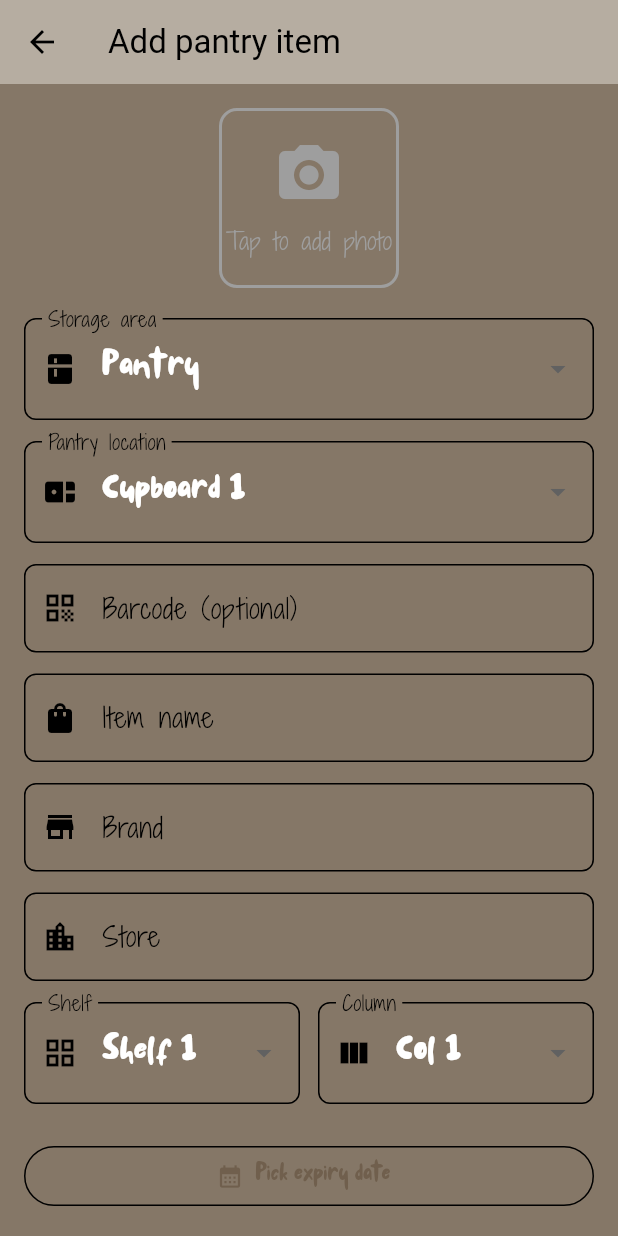
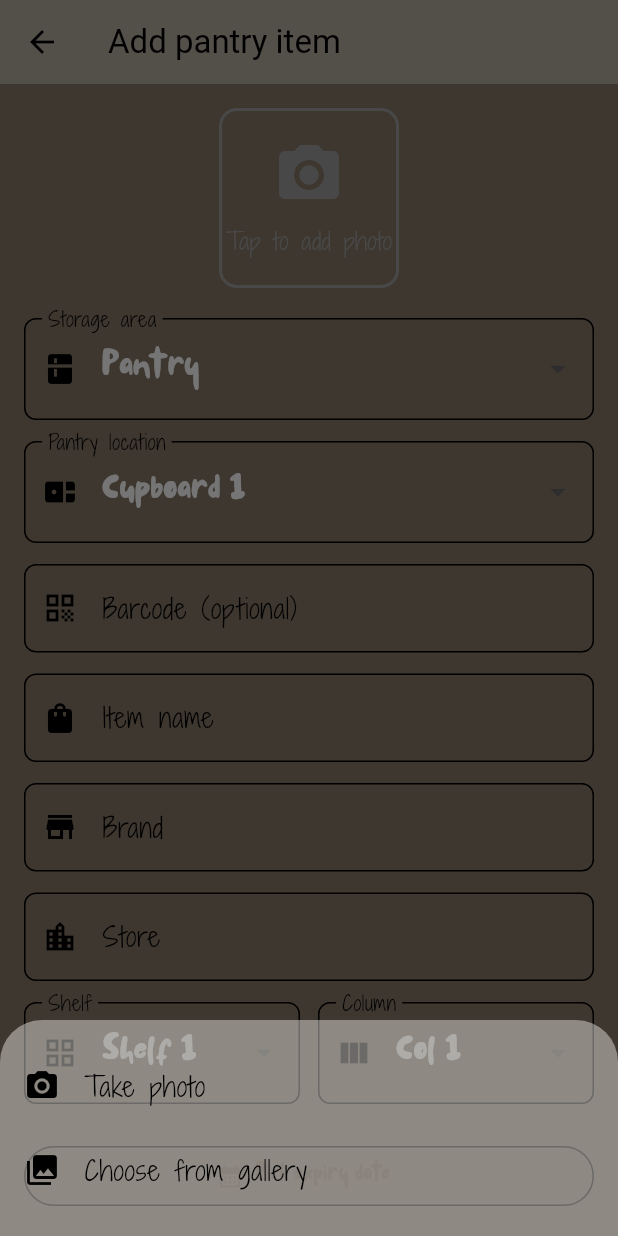
Before and after one commit to Lucia-C-S/organiz.ia, a Flutter app: the AddEditItemScreen screen opened directly, after a tap on "Tap to add photo", on a phone screen of 412 x 824 dp. Run offline on Flutter 3.47's test engine with Material 3 defaults, Android fonts, the phone set to English and light mode, and no system bars; our stand-ins replace cloud_firestore, firebase_auth, firebase_core, firebase_storage, image_picker, shared_preferences; missing offline and left inert: mobile_scanner; accounts and stored records are empty.

Commit message:
cloudinary photo

```diff
--- a/lib/screens/add_edit_item_screen.dart
+++ b/lib/screens/add_edit_item_screen.dart
@@ -7,7 +7,7 @@ import 'dart:io';
 import '../models/pantry_item.dart';
 import '../providers/pantry_provider.dart';
 import '../providers/auth_provider.dart';
-import '../providers/storage_provider.dart';
+import '../services/cloudinary_service.dart';
 
 class AddEditItemScreen extends StatefulWidget {
   const AddEditItemScreen({
@@ -142,7 +142,37 @@ class _AddEditItemScreenState extends State<AddEditItemScreen> {
 
   Future<void> _pickAndUploadPhoto() async {
     final picker = ImagePicker();
-    final pickedFile = await picker.pickImage(source: ImageSource.camera);
+
+    // Show camera/gallery choice
+    final source = await showModalBottomSheet<ImageSource>(
+      context: context,
+      builder: (_) => Container(
+        padding: const EdgeInsets.symmetric(vertical: 16),
+        child: Column(
+          mainAxisSize: MainAxisSize.min,
+          children: [
+            ListTile(
+              leading: const Icon(Icons.camera_alt),
+              title: const Text('Take photo'),
+              onTap: () => Navigator.pop(context, ImageSource.camera),
+            ),
+            ListTile(
+              leading: const Icon(Icons.photo_library),
+              title: const Text('Choose from gallery'),
+              onTap: () => Navigator.pop(context, ImageSource.gallery),
+            ),
+          ],
+        ),
+      ),
+    );
+
+    if (source == null) return;
+
+    final pickedFile = await picker.pickImage(
+      source: source,
+      imageQuality: 75,
+      maxWidth: 800,
+    );
 
     if (pickedFile == null) return;
 
@@ -152,33 +182,38 @@ class _AddEditItemScreenState extends State<AddEditItemScreen> {
       _isUploadingPhoto = true;
     });
 
-    final storageProvider = context.read<StorageProvider>();
-    final authProvider = context.read<AuthProvider>();
+    try {
+      final downloadUrl = await CloudinaryService.uploadImage(File(pickedFile.path));
 
-    // Create a unique product ID (use current timestamp + user id)
-    final productId = '${authProvider.currentUserId}-${DateTime.now().millisecondsSinceEpoch}';
+      if (!mounted) return;
 
-    final downloadUrl = await storageProvider.uploadProductPhoto(
-      fileOrBytes: File(pickedFile.path),
-      productId: productId,
-      photoIndex: 0,
-    );
+      setState(() {
+        _isUploadingPhoto = false;
+      });
 
-    if (!mounted) return;
-
-    setState(() {
-      _isUploadingPhoto = false;
       if (downloadUrl != null) {
-        _photoUrl = downloadUrl;
+        setState(() {
+          _photoUrl = downloadUrl;
+        });
         ScaffoldMessenger.of(context).showSnackBar(
           const SnackBar(content: Text('Photo uploaded successfully')),
         );
       } else {
         ScaffoldMessenger.of(context).showSnackBar(
-          SnackBar(content: Text('Failed to upload photo: ${storageProvider.errorMessage}')),
+          const SnackBar(content: Text('Failed to upload photo')),
         );
       }
-    });
+    } catch (e) {
+      if (!mounted) return;
+
+      setState(() {
+        _isUploadingPhoto = false;
+      });
+
+      ScaffoldMessenger.of(context).showSnackBar(
+        SnackBar(content: Text('Upload error: $e')),
+      );
+    }
   }
 
   void _pickExpiryDate() async {
```
Also changed, not shown: lib/services/add_item_screen.dart (added, +104 -0 lines), lib/services/cloudinary_service.dart (added, +52 -0 lines), 1 other file.
